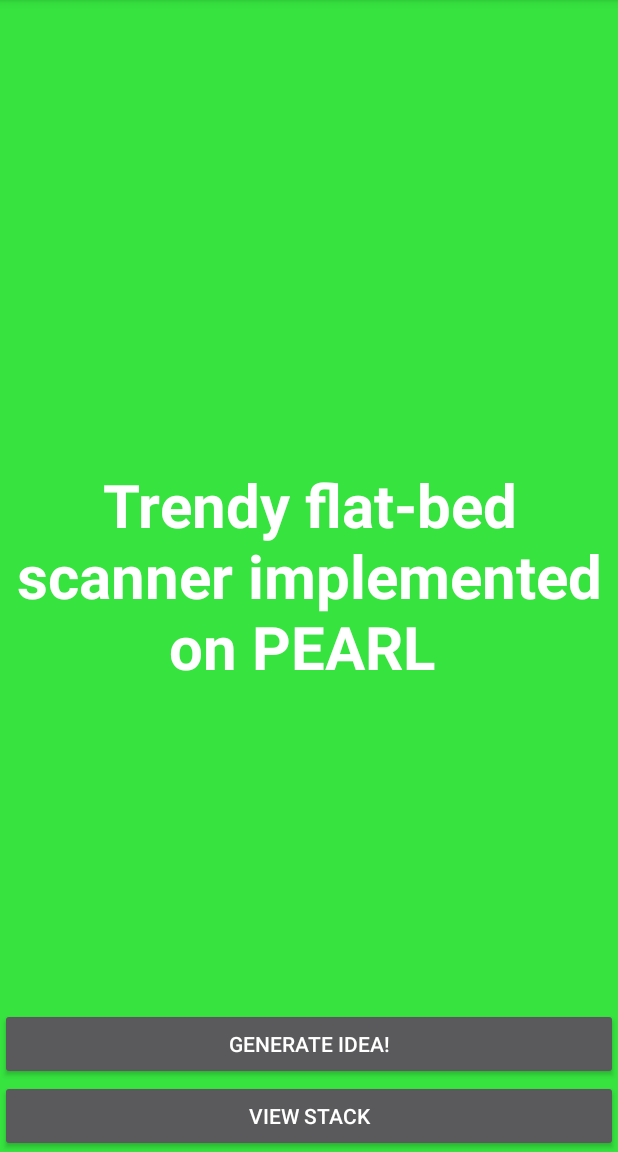
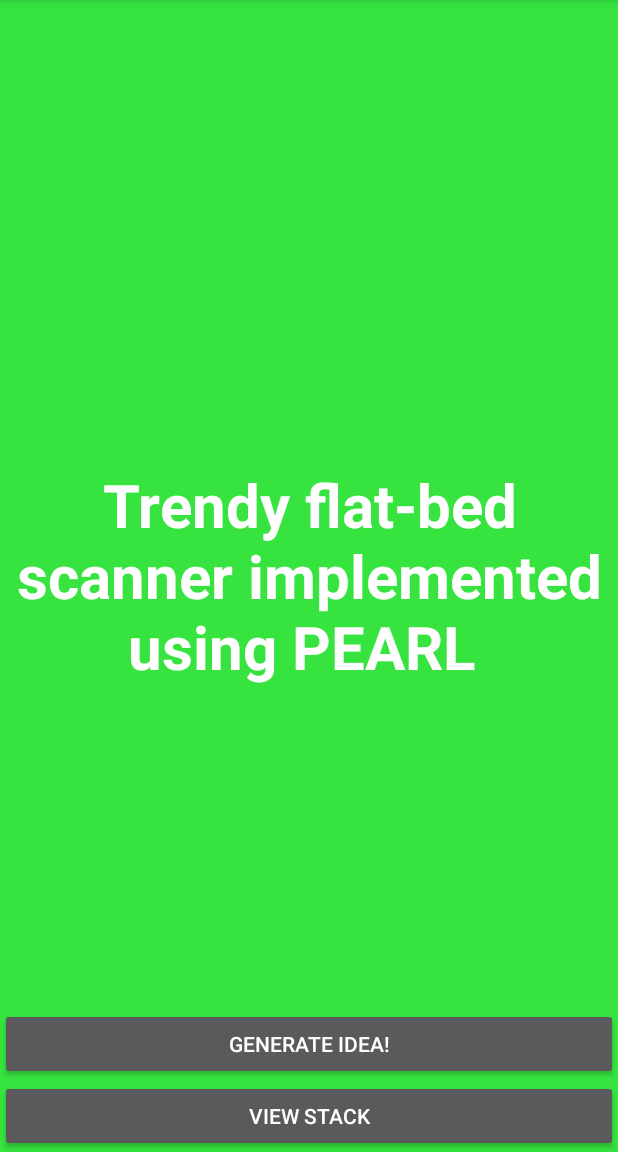
Before and after one commit to schuylermartin45/CSH_ProjectIdeaGenerator, an Android app: the screen it shows after launch (FullscreenActivity), after a tap on "GENERATE IDEA!", on a phone screen of 412 x 824 dp, the part 84-1236 px from its top. Run offline under Robolectric (Android 15) with nearby library versions, the phone set to English and light mode, and no system bars.

Commit message:
Fixed sharing bug
Fixed sharing bug and made minor changes to the IdeaGenerator.
	modified:   ProjectIdeaGenerator/app/src/main/java/com/projectideagenerator/app/FullscreenActivity.java
	modified:   ProjectIdeaGenerator/app/src/main/java/com/projectideagenerator/app/IdeaGenerator.java

```diff
--- a/ProjectIdeaGenerator/app/src/main/java/com/projectideagenerator/app/FullscreenActivity.java
+++ b/ProjectIdeaGenerator/app/src/main/java/com/projectideagenerator/app/FullscreenActivity.java
@@ -98,7 +98,8 @@ public class FullscreenActivity extends ActionBarActivity {
                 ideaDisp.setText(idea);
                 //idea is stored
                 theStack.add(idea);
-                updateShareIntent();
+                //what to share later (top of the stack)
+                updateShareIntent(theStack.get(theStack.size()-1));
                 //exceed the max, the remove from the end...
                 if(theStack.size() > MAXSTACK)
                 {
@@ -140,6 +141,8 @@ public class FullscreenActivity extends ActionBarActivity {
                         {
                             //clicking an item in the list will draw it back on the screen
                             ideaDisp.setText(listToShow[item]);
+                            //what to share later (the item that is currently on the screen)
+                            updateShareIntent(listToShow[item]);
                         }
                     }
                 });
@@ -158,7 +161,7 @@ public class FullscreenActivity extends ActionBarActivity {
         //Share button
         shareActionProvider =
                 (ShareActionProvider)MenuItemCompat.getActionProvider(shareItem);
-        Intent shareIntent = getDefaultIntent();
+        Intent shareIntent = getDefaultIntent("You have no ideas!");
         shareActionProvider.setShareIntent(shareIntent);
         return(super.onCreateOptionsMenu(menu));
     }
@@ -167,7 +170,7 @@ public class FullscreenActivity extends ActionBarActivity {
      * Passes the string along to the ActionProvider to give it to Facederp, G+, etc.
      * @return Intent
      */
-    private Intent getDefaultIntent()
+    private Intent getDefaultIntent(String idea)
     {
         Intent intent = new Intent(Intent.ACTION_SEND);
         intent.setType("text/plain");
@@ -176,8 +179,7 @@ public class FullscreenActivity extends ActionBarActivity {
         if(theStack.size() > 0)
         {
             //Stuff to share + tagline
-            intent.putExtra(Intent.EXTRA_TEXT,
-                    theStack.get(theStack.size()-1) + "-CSH Project Idea Generator");
+            intent.putExtra(Intent.EXTRA_TEXT, idea + "-CSH Project Idea Generator");
         }
         else
         {
@@ -190,11 +192,11 @@ public class FullscreenActivity extends ActionBarActivity {
     /**
      * Update the share intent
      */
-    private void updateShareIntent()
+    private void updateShareIntent(String idea)
     {
         if (shareActionProvider != null)
         {
-            shareActionProvider.setShareIntent(getDefaultIntent());
+            shareActionProvider.setShareIntent(getDefaultIntent(idea));
         }
     }
 
--- a/ProjectIdeaGenerator/app/src/main/java/com/projectideagenerator/app/IdeaGenerator.java
+++ b/ProjectIdeaGenerator/app/src/main/java/com/projectideagenerator/app/IdeaGenerator.java
@@ -69,10 +69,10 @@ public abstract class IdeaGenerator
          "cost-containment", "voice recognition"
     };
     private static String[] prepArray = {
-        "on","using","implemented with","implemented on"
+        "on","using","implemented with","implemented using"
     };
     private static String[] CSHprepArray = {
-        "but on", "but using","but with"
+        "but on", "but using","but implemented with"
     };
     private static String[] platformArray = {
         "Android","iOS","Windows","Mobile Devices","Chrome","Linux","OSX","Puppy Linux","Fedora",
```
